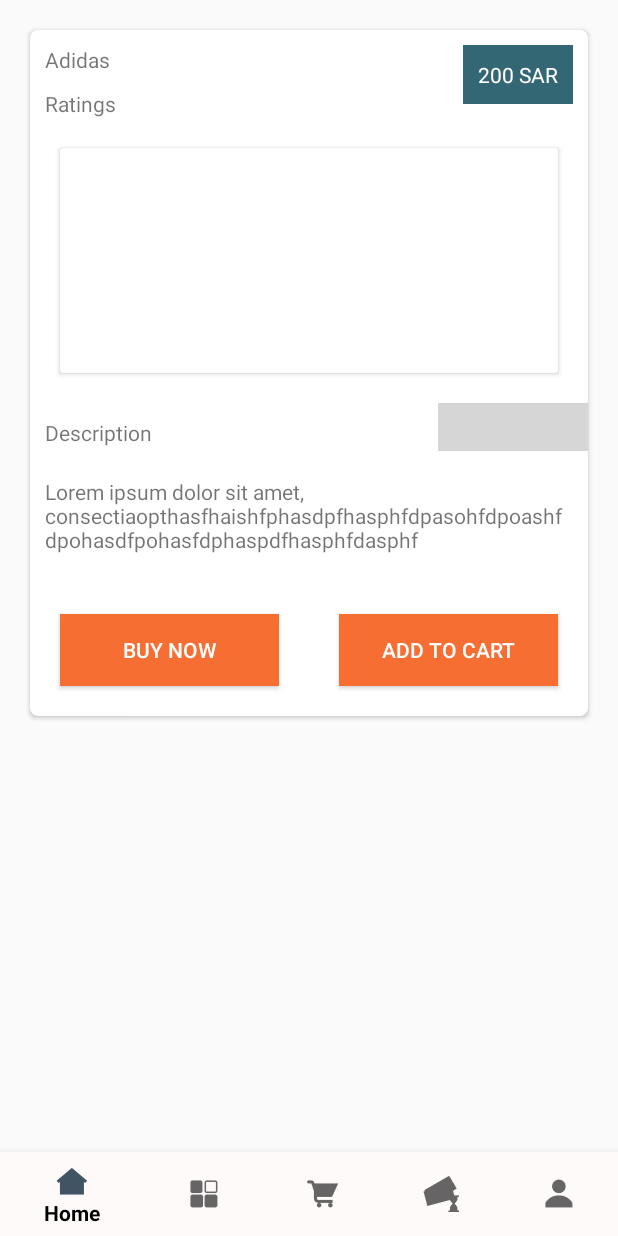
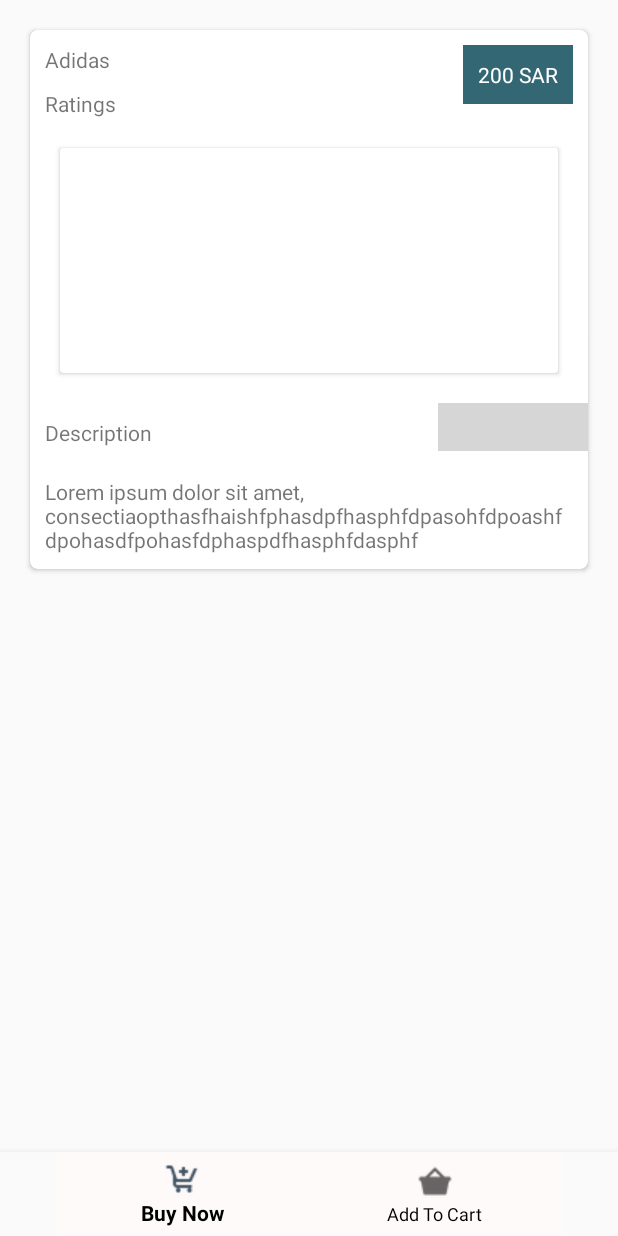
Before and after one commit to GOPINATHSWAMINATHAN/ShoeApp, an Android app: the layout product_view.xml on its own in the app's theme, with its tools: preview values and no code run, on a phone screen of 412 x 824 dp. Run offline under Robolectric (Android 15) with nearby library versions, the phone set to English and light mode, and no system bars; plain views replace IncDecCircular; grey boxes are pictures that could not be loaded.

Commit message:
Initial Commit

```diff
--- a/app/src/main/res/layout/product_view.xml
+++ b/app/src/main/res/layout/product_view.xml
@@ -106,34 +106,34 @@
                 android:layout_margin="10dp"
                 android:text="Lorem ipsum dolor sit amet, consectiaopthasfhaishfphasdpfhasphfdpasohfdpoashfdpohasdfpohasfdphaspdfhasphfdasphf" />
 
-            <LinearLayout
-                android:layout_width="match_parent"
-                android:layout_height="wrap_content"
-                android:layout_below="@id/description_text"
-                android:layout_marginTop="10dp"
-                android:orientation="horizontal">
+            <!--<LinearLayout-->
+                <!--android:layout_width="match_parent"-->
+                <!--android:layout_height="wrap_content"-->
+                <!--android:layout_below="@id/description_text"-->
+                <!--android:layout_marginTop="10dp"-->
+                <!--android:orientation="horizontal">-->
 
-                <Button
-                    android:layout_width="match_parent"
-                    android:layout_height="wrap_content"
-                    android:layout_below="@id/description_text"
-                    android:layout_margin="20dp"
-                    android:layout_weight="1"
-                    android:background="#f76e33"
-                    android:text="Buy Now"
-                    android:textColor="#fff" />
+                <!--<Button-->
+                    <!--android:layout_width="match_parent"-->
+                    <!--android:layout_height="wrap_content"-->
+                    <!--android:layout_below="@id/description_text"-->
+                    <!--android:layout_margin="20dp"-->
+                    <!--android:layout_weight="1"-->
+                    <!--android:background="#f76e33"-->
+                    <!--android:text="Buy Now"-->
+                    <!--android:textColor="#fff" />-->
 
-                <Button
-                    android:layout_width="match_parent"
-                    android:layout_height="wrap_content"
-                    android:layout_margin="20dp"
-                    android:layout_weight="1"
-                    android:background="#f76e33"
-                    android:text="ADD To cart"
-                    android:textColor="#fff" />
+                <!--<Button-->
+                    <!--android:layout_width="match_parent"-->
+                    <!--android:layout_height="wrap_content"-->
+                    <!--android:layout_margin="20dp"-->
+                    <!--android:layout_weight="1"-->
+                    <!--android:background="#f76e33"-->
+                    <!--android:text="ADD To cart"-->
+                    <!--android:textColor="#fff" />-->
 
 
-            </LinearLayout>
+            <!--</LinearLayout>-->
         </RelativeLayout>
 
     </android.support.v7.widget.CardView>
@@ -148,5 +148,5 @@
         app:itemBackground="@color/bgBottomNavigation"
         android:foreground="?attr/selectableItemBackground"
         app:itemTextColor="@android:color/black"
-        app:menu="@menu/navigation" />
+        app:menu="@menu/product_view_menu" />
 </android.support.design.widget.CoordinatorLayout>
--- a/app/src/main/res/menu/product_view_menu.xml
+++ b/app/src/main/res/menu/product_view_menu.xml
@@ -4,12 +4,12 @@
 
 
     <item
-        android:id="@+id/home"
-        android:icon="@mipmap/home"
+        android:id="@+id/cart"
+        android:icon="@mipmap/addtocart"
         android:title="@string/buy_now" />
 
     <item
-        android:id="@+id/categories"
-        android:icon="@mipmap/categories"
+        android:id="@+id/buynow"
+        android:icon="@mipmap/buynow"
         android:title="@string/add_cart" />
 </menu>
```
Also changed, not shown: app/src/main/res/mipmap-hdpi/buynow.png (added), app/src/main/res/mipmap-xhdpi/addtocart.png (renamed from app/src/main/res/mipmap-xhdpi/icons8-add-shopping-cart-48.png), app/src/main/res/mipmap-xhdpi/buynow.png (added), app/src/main/res/mipmap-xxhdpi/addtocart.png (renamed from app/src/main/res/mipmap-xxhdpi/icons8-add-shopping-cart-96.png), app/src/main/res/mipmap-xxhdpi/buynow.png (added).
